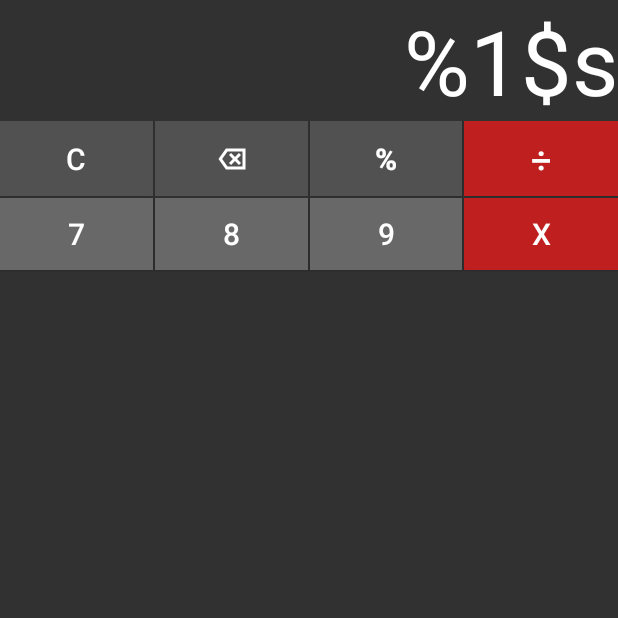
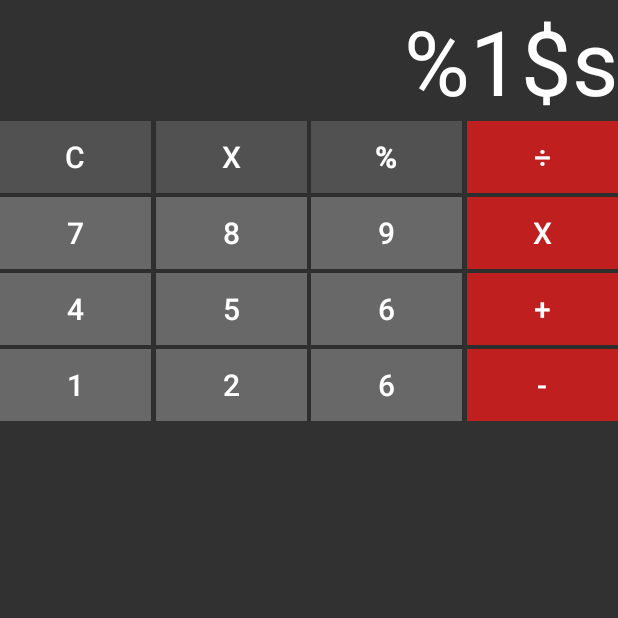
Before and after one commit to bperezll/Calculator, an Android app: the screen it shows after launch (MainActivity), on a phone screen of 412 x 824 dp, the top half of it. Run offline under Robolectric (Android 15) with nearby library versions, the phone set to English and light mode, and no system bars.

Commit message:
Buttons added

```diff
--- a/app/src/main/res/layout/activity_main.xml
+++ b/app/src/main/res/layout/activity_main.xml
@@ -17,123 +17,175 @@
         android:textColor="@color/white"
         app:layout_constraintEnd_toEndOf="parent"
         app:layout_constraintStart_toStartOf="parent"
-        app:layout_constraintTop_toTopOf="parent" />
+        app:layout_constraintTop_toTopOf="parent"
+        app:layout_constraintBottom_toTopOf="@id/firstColumn"/>
 
-    <androidx.appcompat.widget.LinearLayoutCompat
+    <androidx.constraintlayout.widget.ConstraintLayout
         android:id="@+id/firstColumn"
         android:layout_width="match_parent"
         android:layout_height="wrap_content"
-        android:gravity="center_horizontal"
         app:layout_constraintEnd_toEndOf="parent"
         app:layout_constraintStart_toStartOf="parent"
         app:layout_constraintTop_toBottomOf="@+id/calculatorResult">
 
         <androidx.appcompat.widget.AppCompatButton
-            android:layout_width="match_parent"
-            android:layout_height="match_parent"
-            android:layout_weight="1"
-            android:layout_marginEnd="1dp"
-            android:layout_marginBottom="1dp"
+            android:id="@+id/clearBtn"
+            style="@style/CommonButton"
             android:text="@string/btn_clear"
-            android:textSize="20sp"
-            android:textColor="@color/white"
             android:background="@color/btn_color_normal"
-            android:contentDescription="@string/btn_clear_description"/>
-
-        <androidx.appcompat.widget.AppCompatImageButton
-            android:layout_width="match_parent"
-            android:layout_height="match_parent"
-            android:layout_weight="1"
-            android:layout_marginEnd="1dp"
-            android:layout_marginBottom="1dp"
-            android:src="@drawable/ic_backspace"
-            android:tint="@color/white"
-            android:textColor="@color/white"
-            android:background="@color/btn_color_normal"
-            android:contentDescription="@string/btn_backspace_description"/>
+            android:contentDescription="@string/btn_clear_description"
+            app:layout_constraintStart_toStartOf="@id/firstColumn"
+            app:layout_constraintTop_toTopOf="@id/firstColumn"
+            app:layout_constraintBottom_toTopOf="@id/sevenBtn" />
 
         <androidx.appcompat.widget.AppCompatButton
-            android:layout_width="match_parent"
-            android:layout_height="match_parent"
-            android:layout_weight="1"
-            android:layout_marginEnd="1dp"
-            android:layout_marginBottom="1dp"
-            android:text="@string/btn_percentage"
-            android:textSize="20sp"
-            android:textStyle="bold"
-            android:textColor="@color/white"
+            android:id="@+id/backspaceBtn"
+            style="@style/CommonButton"
+            android:text="X"
             android:background="@color/btn_color_normal"
-            android:contentDescription="@string/btn_percentage_description"/>
+            android:contentDescription="@string/btn_backspace_description"
+            app:layout_constraintStart_toEndOf="@id/clearBtn"
+            app:layout_constraintEnd_toStartOf="@id/percentageBtn"
+            app:layout_constraintTop_toTopOf="@id/firstColumn"
+            app:layout_constraintBottom_toBottomOf="@id/clearBtn" />
 
         <androidx.appcompat.widget.AppCompatButton
-            android:layout_width="match_parent"
-            android:layout_height="match_parent"
-            android:layout_weight="1"
-            android:layout_marginBottom="1dp"
-            android:text="@string/btn_division"
-            android:textSize="24sp"
-            android:textColor="@color/white"
-            android:background="@color/btn_color_operators"
-            android:contentDescription="@string/btn_division_description"/>
-
-    </androidx.appcompat.widget.LinearLayoutCompat>
-
-    <androidx.appcompat.widget.LinearLayoutCompat
-        android:id="@+id/secondColumn"
-        android:layout_width="match_parent"
-        android:layout_height="wrap_content"
-        android:gravity="center_horizontal"
-        app:layout_constraintEnd_toEndOf="parent"
-        app:layout_constraintStart_toStartOf="parent"
-        app:layout_constraintTop_toBottomOf="@+id/firstColumn">
+            android:id="@+id/percentageBtn"
+            style="@style/CommonButton"
+            android:text="@string/btn_percentage"
+            android:textStyle="bold"
+            android:background="@color/btn_color_normal"
+            android:contentDescription="@string/btn_percentage_description"
+            app:layout_constraintStart_toEndOf="@id/backspaceBtn"
+            app:layout_constraintEnd_toStartOf="@id/divisionBtn"
+            app:layout_constraintTop_toTopOf="@id/firstColumn" />
 
         <androidx.appcompat.widget.AppCompatButton
-            android:layout_width="match_parent"
-            android:layout_height="match_parent"
-            android:layout_weight="1"
-            android:layout_marginEnd="1dp"
-            android:layout_marginBottom="1dp"
-            android:text="7"
-            android:textSize="20sp"
-            android:textColor="@color/white"
-            android:background="@color/btn_color_light"
-            android:contentDescription="@string/btn_clear_description"/>
+            android:id="@+id/divisionBtn"
+            style="@style/CommonButton"
+            android:text="@string/btn_division"
+            android:background="@color/btn_color_operators"
+            android:contentDescription="@string/btn_division_description"
+            app:layout_constraintEnd_toEndOf="parent"
+            app:layout_constraintTop_toTopOf="@id/firstColumn" />
 
         <androidx.appcompat.widget.AppCompatButton
-            android:layout_width="match_parent"
-            android:layout_height="match_parent"
-            android:layout_weight="1"
-            android:layout_marginEnd="1dp"
-            android:layout_marginBottom="1dp"
-            android:text="8"
-            android:textSize="20sp"
-            android:textColor="@color/white"
+            android:id="@+id/sevenBtn"
+            style="@style/CommonButton"
+            android:text="7"
             android:background="@color/btn_color_light"
-            android:contentDescription="@string/btn_backspace_description"/>
+            android:contentDescription="@string/btn_clear_description"
+            android:layout_marginTop="2.5dp"
+            app:layout_constraintStart_toStartOf="parent"
+            app:layout_constraintTop_toBottomOf="@id/clearBtn" />
 
         <androidx.appcompat.widget.AppCompatButton
-            android:layout_width="match_parent"
-            android:layout_height="match_parent"
-            android:layout_weight="1"
-            android:layout_marginEnd="1dp"
-            android:layout_marginBottom="1dp"
-            android:text="9"
-            android:textSize="20sp"
-            android:textColor="@color/white"
+            android:id="@+id/eightBtn"
+            style="@style/CommonButton"
+            android:text="8"
             android:background="@color/btn_color_light"
-            android:contentDescription="@string/btn_percentage_description"/>
+            android:contentDescription="@string/btn_backspace_description"
+            app:layout_constraintStart_toEndOf="@id/sevenBtn"
+            app:layout_constraintEnd_toStartOf="@id/nineBtn"
+            app:layout_constraintTop_toTopOf="@id/sevenBtn" />
 
         <androidx.appcompat.widget.AppCompatButton
-            android:layout_width="match_parent"
-            android:layout_height="match_parent"
-            android:layout_weight="1"
-            android:layout_marginBottom="1dp"
+            android:id="@+id/nineBtn"
+            style="@style/CommonButton"
+            android:text="9"
+            android:background="@color/btn_color_light"
+            android:contentDescription="@string/btn_percentage_description"
+            app:layout_constraintStart_toEndOf="@id/eightBtn"
+            app:layout_constraintEnd_toStartOf="@id/multiplyBtn"
+            app:layout_constraintTop_toTopOf="@id/sevenBtn" />
+
+        <androidx.appcompat.widget.AppCompatButton
+            android:id="@+id/multiplyBtn"
+            style="@style/CommonButton"
             android:text="X"
-            android:textSize="20sp"
-            android:textColor="@color/white"
             android:background="@color/btn_color_operators"
-            android:contentDescription="@string/btn_division_description"/>
+            android:contentDescription="@string/btn_division_description"
+            app:layout_constraintEnd_toEndOf="parent"
+            app:layout_constraintTop_toTopOf="@id/sevenBtn" />
 
-    </androidx.appcompat.widget.LinearLayoutCompat>
+        <androidx.appcompat.widget.AppCompatButton
+            android:id="@+id/fourBtn"
+            style="@style/CommonButton"
+            android:text="4"
+            android:background="@color/btn_color_light"
+            android:contentDescription="Four"
+            android:layout_marginTop="2.5dp"
+            app:layout_constraintStart_toStartOf="parent"
+            app:layout_constraintTop_toBottomOf="@id/sevenBtn" />
+
+        <androidx.appcompat.widget.AppCompatButton
+            android:id="@+id/fiveBtn"
+            style="@style/CommonButton"
+            android:text="5"
+            android:background="@color/btn_color_light"
+            android:contentDescription="Five"
+            app:layout_constraintStart_toEndOf="@id/fourBtn"
+            app:layout_constraintEnd_toStartOf="@id/sixBtn"
+            app:layout_constraintTop_toTopOf="@id/fourBtn" />
+
+        <androidx.appcompat.widget.AppCompatButton
+            android:id="@+id/sixBtn"
+            style="@style/CommonButton"
+            android:text="6"
+            android:background="@color/btn_color_light"
+            android:contentDescription="Six"
+            app:layout_constraintStart_toEndOf="@id/fiveBtn"
+            app:layout_constraintEnd_toStartOf="@id/plusBtn"
+            app:layout_constraintTop_toTopOf="@id/fourBtn" />
+
+        <androidx.appcompat.widget.AppCompatButton
+            android:id="@+id/plusBtn"
+            style="@style/CommonButton"
+            android:text="+"
+            android:background="@color/btn_color_operators"
+            android:contentDescription="Plus"
+            app:layout_constraintEnd_toEndOf="parent"
+            app:layout_constraintTop_toTopOf="@id/fourBtn" />
+
+        <androidx.appcompat.widget.AppCompatButton
+            android:id="@+id/oneBtn"
+            style="@style/CommonButton"
+            android:text="1"
+            android:background="@color/btn_color_light"
+            android:contentDescription="One"
+            android:layout_marginTop="2.5dp"
+            app:layout_constraintStart_toStartOf="parent"
+            app:layout_constraintTop_toBottomOf="@id/fourBtn" />
+
+        <androidx.appcompat.widget.AppCompatButton
+            android:id="@+id/twoBtn"
+            style="@style/CommonButton"
+            android:text="2"
+            android:background="@color/btn_color_light"
+            android:contentDescription="Two"
+            app:layout_constraintStart_toEndOf="@id/oneBtn"
+            app:layout_constraintEnd_toStartOf="@id/threeBtn"
+            app:layout_constraintTop_toTopOf="@id/oneBtn" />
+
+        <androidx.appcompat.widget.AppCompatButton
+            android:id="@+id/threeBtn"
+            style="@style/CommonButton"
+            android:text="6"
+            android:background="@color/btn_color_light"
+            android:contentDescription="Three"
+            app:layout_constraintStart_toEndOf="@id/fiveBtn"
+            app:layout_constraintEnd_toStartOf="@id/minusBtn"
+            app:layout_constraintTop_toTopOf="@id/oneBtn" />
+
+        <androidx.appcompat.widget.AppCompatButton
+            android:id="@+id/minusBtn"
+            style="@style/CommonButton"
+            android:text="-"
+            android:background="@color/btn_color_operators"
+            android:contentDescription="Minus"
+            app:layout_constraintEnd_toEndOf="parent"
+            app:layout_constraintTop_toTopOf="@id/oneBtn" />
+
+    </androidx.constraintlayout.widget.ConstraintLayout>
 
 </androidx.constraintlayout.widget.ConstraintLayout>
--- a/app/src/main/res/values/themes.xml
+++ b/app/src/main/res/values/themes.xml
@@ -6,4 +6,13 @@
     </style>
 
     <style name="Theme.Calculator" parent="Base.Theme.Calculator" />
+
+    <style name="CommonButton" parent="@style/Widget.AppCompat.Button">
+        <item name="android:layout_width">0dp</item>
+        <item name="android:layout_height">wrap_content</item>
+        <item name="android:textSize">20sp</item>
+        <item name="android:textColor">@color/white</item>
+        <item name="layout_constraintWidth_percent">0.245</item>
+    </style>
+
 </resources>
```
